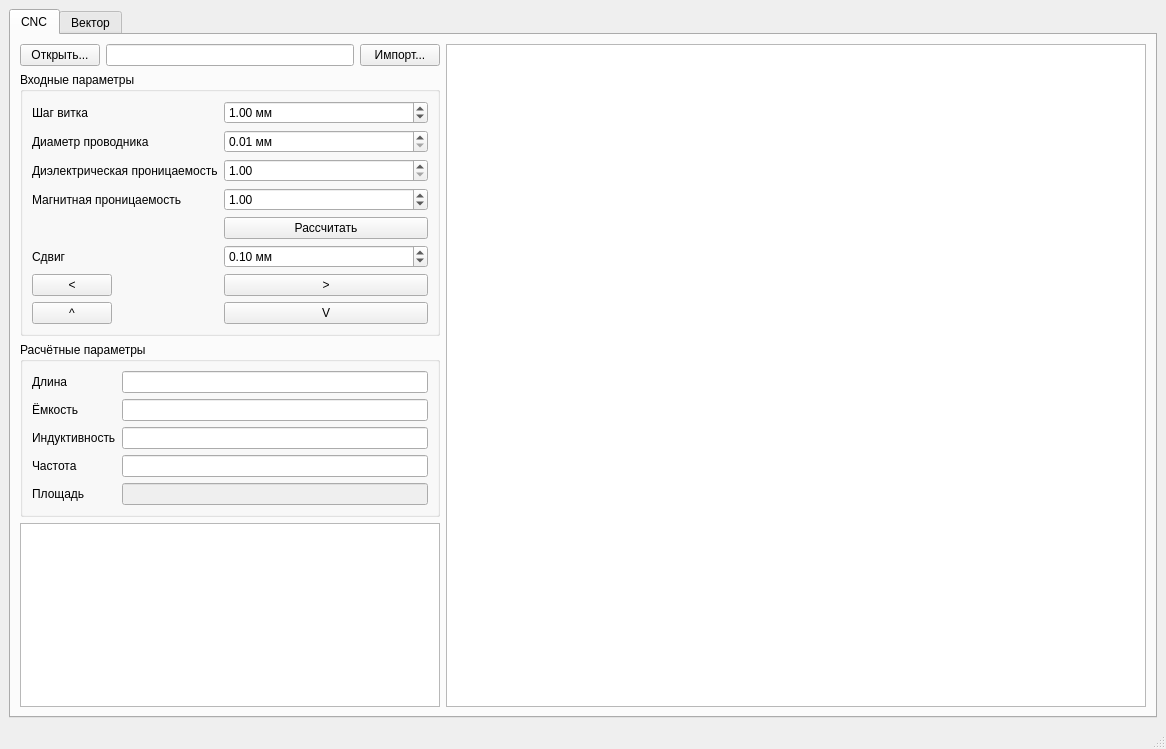
Qt form mainwindow.ui (igrekus/coil) before a commit.
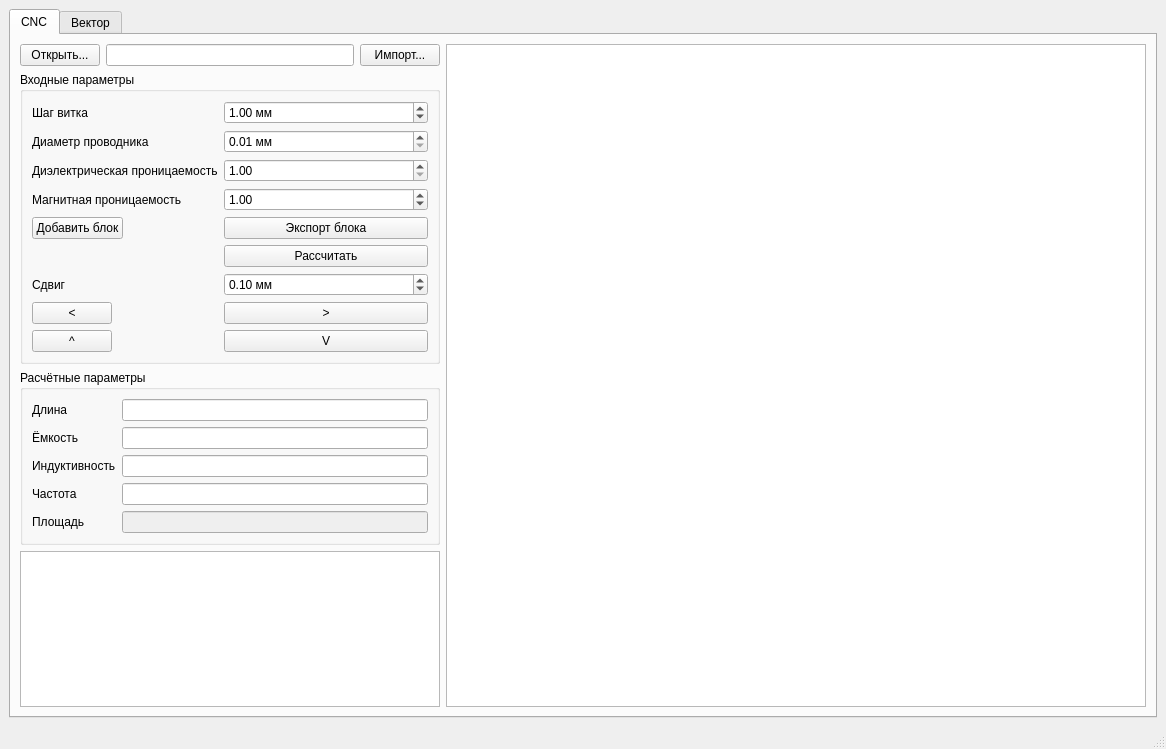
The same form after that commit.

Commit message: WIP: add command block import export UI stub

Diff of the .ui file:
```diff
--- a/mainwindow.ui
+++ b/mainwindow.ui
@@ -134,21 +134,21 @@
                </property>
               </widget>
              </item>
-             <item row="4" column="1">
+             <item row="6" column="1">
               <widget class="QPushButton" name="btnCalc">
                <property name="text">
                 <string>Рассчитать</string>
                </property>
               </widget>
              </item>
-             <item row="5" column="0">
+             <item row="7" column="0">
               <widget class="QLabel" name="lblShift">
                <property name="text">
                 <string>Сдвиг</string>
                </property>
               </widget>
              </item>
-             <item row="5" column="1">
+             <item row="7" column="1">
               <widget class="QDoubleSpinBox" name="spinShift">
                <property name="suffix">
                 <string> мм</string>
@@ -164,34 +164,48 @@
                </property>
               </widget>
              </item>
-             <item row="6" column="0">
+             <item row="8" column="0">
               <widget class="QPushButton" name="btnLeft">
                <property name="text">
                 <string>&lt;</string>
                </property>
               </widget>
              </item>
-             <item row="6" column="1">
+             <item row="8" column="1">
               <widget class="QPushButton" name="btnRight">
                <property name="text">
                 <string>&gt;</string>
                </property>
               </widget>
              </item>
-             <item row="7" column="0">
+             <item row="9" column="0">
               <widget class="QPushButton" name="btnUp">
                <property name="text">
                 <string>^</string>
                </property>
               </widget>
              </item>
-             <item row="7" column="1">
+             <item row="9" column="1">
               <widget class="QPushButton" name="btnDown">
                <property name="text">
                 <string>V</string>
                </property>
               </widget>
              </item>
+             <item row="5" column="0">
+              <widget class="QPushButton" name="btnAddBlock">
+               <property name="text">
+                <string>Добавить блок</string>
+               </property>
+              </widget>
+             </item>
+             <item row="5" column="1">
+              <widget class="QPushButton" name="btnExportBlock">
+               <property name="text">
+                <string>Экспорт блока</string>
+               </property>
+              </widget>
+             </item>
             </layout>
            </widget>
           </item>
```
Left out of the diff: 2 changed lines with no effect on the pictures. The commit also changes 1 other file.
